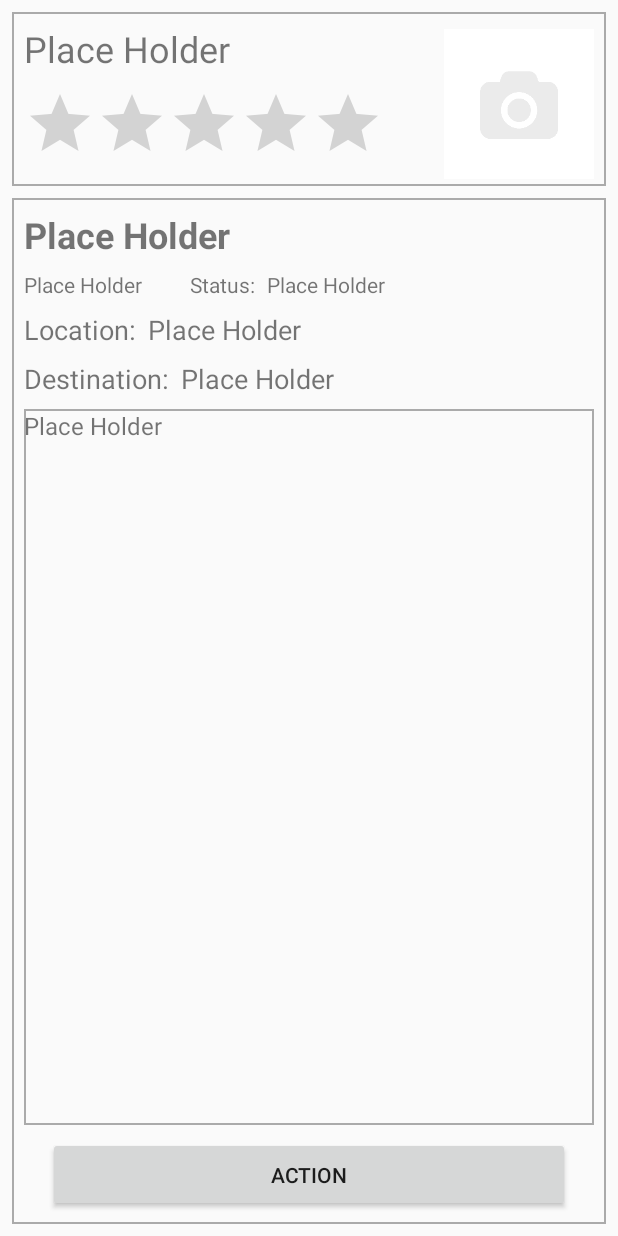
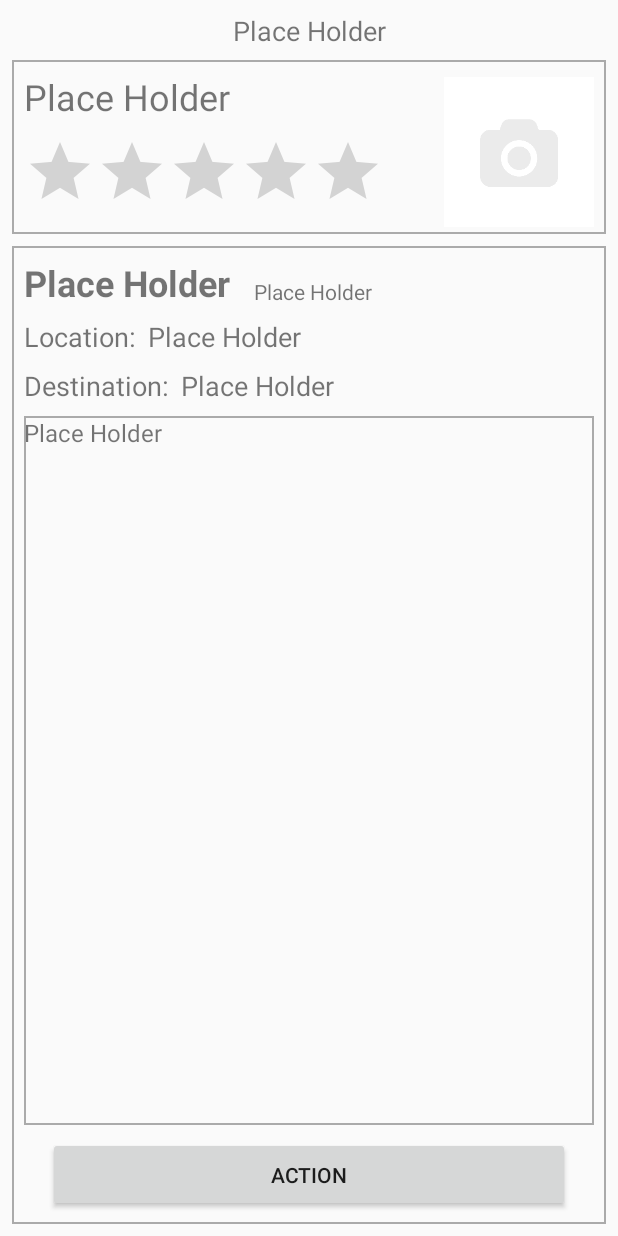
Before and after one commit to utpatrick/ihelp_android_app, an Android app: the ViewTask screen opened directly, with no data from a screen before it, on a phone screen of 412 x 824 dp. Run offline under Robolectric (Android 15) with nearby library versions, the phone set to English and light mode, and no system bars; our stand-ins replace Picasso, Volley; libraries missing offline, so code that uses them is left out: com.facebook, com.facebook.login; network calls fail; pictures from the network do not load; 2 statements that could not run were skipped.

Commit message:
added more UI modifications

```diff
--- a/iHelp/app/src/main/java/com/utexas/ee382v/ihelp/ICanHelp.java
+++ b/iHelp/app/src/main/java/com/utexas/ee382v/ihelp/ICanHelp.java
@@ -61,6 +61,9 @@ public class ICanHelp extends Fragment {
                         TaskCard card = new TaskCard(obj.getString("task_title"),
                                 obj.getString("task_detail"), obj.getString("task_owner"));
                         card.setTaskID(obj.getString("task_id"));
+                        if (obj.getString("task_category") != null) {
+                            card.setCategory(obj.getString("task_category"));
+                        }
                         items.add(card);
                     }
                     TaskListAdapter adapter = new TaskListAdapter(getActivity(), R.layout.task_card,items);
--- a/iHelp/app/src/main/java/com/utexas/ee382v/ihelp/INeedHelp.java
+++ b/iHelp/app/src/main/java/com/utexas/ee382v/ihelp/INeedHelp.java
@@ -59,6 +59,9 @@ public class INeedHelp extends Fragment {
                         TaskCard card = new TaskCard(obj.getString("task_title"),
                                 obj.getString("task_detail"), obj.getString("task_owner"));
                         card.setTaskID(obj.getString("task_id"));
+                        if (obj.getString("task_category") != null) {
+                            card.setCategory(obj.getString("task_category"));
+                        }
                         items.add(card);
                     }
                     TaskListAdapter adapter = new TaskListAdapter(getActivity(), R.layout.task_card,items);
--- a/iHelp/app/src/main/java/com/utexas/ee382v/ihelp/MainActivity.java
+++ b/iHelp/app/src/main/java/com/utexas/ee382v/ihelp/MainActivity.java
@@ -67,8 +67,8 @@ public class MainActivity extends AppCompatActivity implements View.OnClickListe
     private static String gname;
     private static String gmail;
     private boolean signinStatus;
-//    private static final String BACKEND_ENDPOINT = "https://firebase-ihelp.appspot.com/";
-    private static final String BACKEND_ENDPOINT = "http://10.0.2.2:8080";
+    private static final String BACKEND_ENDPOINT = "https://firebase-ihelp.appspot.com/";
+//    private static final String BACKEND_ENDPOINT = "http://10.0.2.2:8080";
 
     @Override
     protected void onCreate(Bundle savedInstanceState) {
--- a/iHelp/app/src/main/java/com/utexas/ee382v/ihelp/Manage.java
+++ b/iHelp/app/src/main/java/com/utexas/ee382v/ihelp/Manage.java
@@ -106,6 +106,9 @@ public class Manage extends Fragment {
                         TaskCard card = new TaskCard(obj.getString("task_title"),
                                 obj.getString("task_detail"), obj.getString("task_owner"));
                         card.setTaskID(obj.getString("task_id"));
+                        if (obj.getString("task_category") != null) {
+                            card.setCategory(obj.getString("task_category"));
+                        }
                         items.add(card);
                     }
                     TaskListAdapter adapter = new TaskListAdapter(getActivity(), R.layout.task_card,items);
--- a/iHelp/app/src/main/java/com/utexas/ee382v/ihelp/ViewTask.java
+++ b/iHelp/app/src/main/java/com/utexas/ee382v/ihelp/ViewTask.java
@@ -109,10 +109,10 @@ public class ViewTask extends AppCompatActivity {
 
                     if ("provide_help".equals(type)) {
                         TextView typeView = findViewById(R.id.view_task_type);
-                        typeView.setText("Type: " + getResources().getString(R.string.provide_help));
+                        typeView.setText(getResources().getString(R.string.provide_help));
                     } else {
                         TextView typeView = findViewById(R.id.view_task_type);
-                        typeView.setText("Type: " + getResources().getString(R.string.need_help));
+                        typeView.setText(getResources().getString(R.string.need_help));
                     }
                 } catch (JSONException e) {
                     e.printStackTrace();
--- a/iHelp/app/src/main/res/layout/activity_view_task.xml
+++ b/iHelp/app/src/main/res/layout/activity_view_task.xml
@@ -6,6 +6,21 @@
     android:layout_width="match_parent"
     android:layout_height="match_parent"
     tools:context="com.utexas.ee382v.ihelp.ViewTask">
+
+    <TextView
+        android:id="@+id/view_task_type"
+        android:layout_width="0dp"
+        android:layout_height="24dp"
+        android:layout_marginEnd="8dp"
+        android:layout_marginStart="8dp"
+        android:layout_marginTop="8dp"
+        android:text="@string/place_holder"
+        android:textAlignment="center"
+        android:textSize="18sp"
+        app:layout_constraintEnd_toEndOf="parent"
+        app:layout_constraintRight_toRightOf="parent"
+        app:layout_constraintStart_toStartOf="parent"
+        app:layout_constraintTop_toTopOf="parent" />
 
     <android.support.constraint.ConstraintLayout
         android:id="@+id/constraintLayout3"
@@ -16,8 +31,11 @@
         android:layout_marginTop="8dp"
         android:background="@drawable/border"
         app:layout_constraintEnd_toEndOf="parent"
+        app:layout_constraintHorizontal_bias="0.0"
+        app:layout_constraintLeft_toLeftOf="parent"
+        app:layout_constraintRight_toRightOf="parent"
         app:layout_constraintStart_toStartOf="parent"
-        app:layout_constraintTop_toTopOf="parent">
+        app:layout_constraintTop_toBottomOf="@+id/view_task_type">
 
         <TextView
             android:id="@+id/view_task_name"
@@ -66,26 +84,16 @@
         android:background="@drawable/border"
         app:layout_constraintBottom_toBottomOf="parent"
         app:layout_constraintEnd_toEndOf="parent"
-        app:layout_constraintHorizontal_bias="0.0"
+        app:layout_constraintHorizontal_bias="1.0"
         app:layout_constraintLeft_toLeftOf="parent"
         app:layout_constraintStart_toStartOf="parent"
         app:layout_constraintTop_toBottomOf="@+id/constraintLayout3"
         app:layout_constraintVertical_bias="0.0">
 
-        <TextView
-            android:id="@+id/view_task_type"
-            android:layout_width="wrap_content"
-            android:layout_height="wrap_content"
-            android:layout_marginStart="8dp"
-            android:layout_marginTop="8dp"
-            android:text="@string/place_holder"
-            android:textSize="14sp"
-            app:layout_constraintStart_toStartOf="parent"
-            app:layout_constraintTop_toBottomOf="@+id/view_task_title" />
 
         <TextView
             android:id="@+id/view_task_title"
-            android:layout_width="166dp"
+            android:layout_width="wrap_content"
             android:layout_height="32dp"
             android:layout_marginLeft="72dp"
             android:layout_marginStart="8dp"
@@ -153,22 +161,11 @@
             android:id="@+id/view_task_status"
             android:layout_width="wrap_content"
             android:layout_height="wrap_content"
-            android:layout_marginStart="8dp"
+            android:layout_marginStart="16dp"
             android:text="@string/place_holder"
             android:textSize="14sp"
-            app:layout_constraintBottom_toBottomOf="@+id/view_task_status_tag"
-            app:layout_constraintStart_toEndOf="@+id/view_task_status_tag"
-            app:layout_constraintTop_toTopOf="@+id/view_task_status_tag" />
-
-        <TextView
-            android:id="@+id/view_task_status_tag"
-            android:layout_width="wrap_content"
-            android:layout_height="wrap_content"
-            android:layout_marginStart="32dp"
-            android:text="@string/status"
-            app:layout_constraintBottom_toBottomOf="@+id/view_task_type"
-            app:layout_constraintStart_toEndOf="@+id/view_task_type"
-            app:layout_constraintTop_toTopOf="@+id/view_task_type" />
+            app:layout_constraintBottom_toBottomOf="@+id/view_task_title"
+            app:layout_constraintStart_toEndOf="@+id/view_task_title" />
 
         <TextView
             android:id="@+id/view_task_location_label"
@@ -181,7 +178,7 @@
             android:textSize="18sp"
             app:layout_constraintLeft_toLeftOf="parent"
             app:layout_constraintStart_toStartOf="parent"
-            app:layout_constraintTop_toBottomOf="@+id/view_task_type" />
+            app:layout_constraintTop_toBottomOf="@+id/view_task_title" />
 
         <TextView
             android:id="@+id/view_task_destination_label"
```
Also changed, not shown: iHelp/app/src/main/java/com/utexas/ee382v/ihelp/TaskCard.java (+16 -0 lines), iHelp/app/src/main/java/com/utexas/ee382v/ihelp/TaskListAdapter.java (+31 -0 lines), iHelp/app/src/main/res/layout/task_card.xml (+16 -3 lines), iHelp/app/src/main/res/values/colors.xml (+9 -0 lines), 1 other file.
